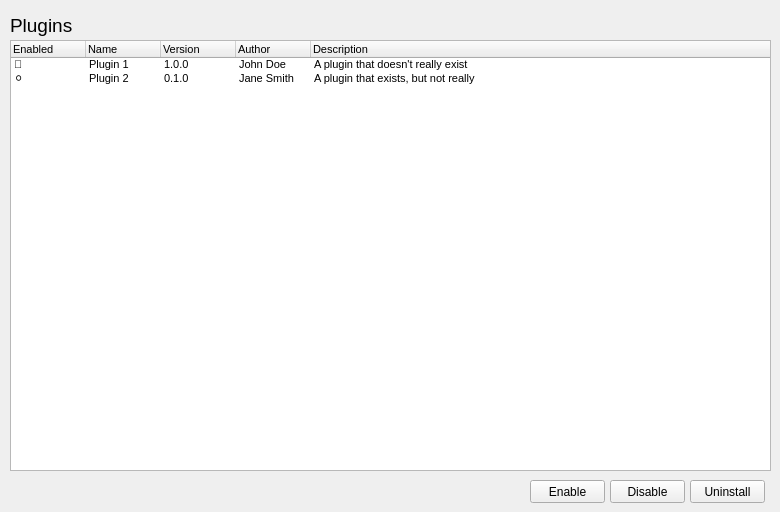
Before: the Qt Designer form meg_runtime/ui/pluginspanel.ui in ibedard16/Runtime, drawn with Qt 5.
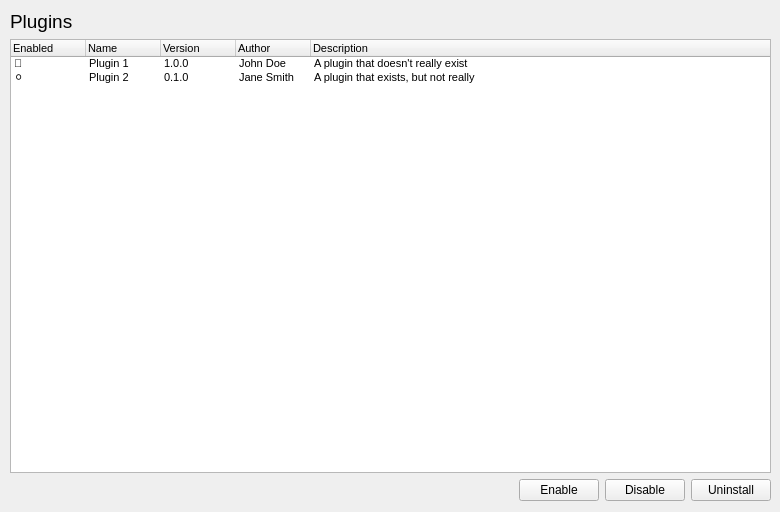
After: the same form once the commit is applied.

Commit message: Add horizontal & vertical layouts

```diff
--- a/meg_runtime/ui/pluginspanel.ui
+++ b/meg_runtime/ui/pluginspanel.ui
@@ -13,15 +13,30 @@
   <property name="windowTitle">
    <string>Form</string>
   </property>
-  <widget class="QTreeWidget" name="pluginList">
+  <widget class="QWidget" name="verticalLayoutWidget">
    <property name="geometry">
     <rect>
      <x>10</x>
-     <y>40</y>
+     <y>10</y>
      <width>761</width>
-     <height>431</height>
+     <height>491</height>
     </rect>
    </property>
+   <layout class="QVBoxLayout" name="verticalLayout">
+    <item>
+     <widget class="QLabel" name="pluginLabel">
+      <property name="font">
+       <font>
+        <pointsize>14</pointsize>
+       </font>
+      </property>
+      <property name="text">
+       <string>Plugins</string>
+      </property>
+     </widget>
+    </item>
+    <item>
+     <widget class="QTreeWidget" name="pluginList">
    <property name="font">
     <font>
      <pointsize>8</pointsize>
@@ -118,62 +133,46 @@
     </property>
    </item>
   </widget>
+    </item>
+    <item>
+     <layout class="QHBoxLayout" name="horizontalLayout">
+      <item>
+       <spacer name="horizontalSpacer">
+        <property name="orientation">
+         <enum>Qt::Horizontal</enum>
+        </property>
+        <property name="sizeHint" stdset="0">
+         <size>
+          <width>40</width>
+          <height>20</height>
+         </size>
+        </property>
+       </spacer>
+      </item>
+      <item>
   <widget class="QPushButton" name="enableButton">
-   <property name="geometry">
-    <rect>
-     <x>530</x>
-     <y>480</y>
-     <width>75</width>
-     <height>23</height>
-    </rect>
-   </property>
    <property name="text">
     <string>Enable</string>
    </property>
   </widget>
+      </item>
+      <item>
   <widget class="QPushButton" name="disableButton">
-   <property name="geometry">
-    <rect>
-     <x>610</x>
-     <y>480</y>
-     <width>75</width>
-     <height>23</height>
-    </rect>
-   </property>
    <property name="text">
     <string>Disable</string>
    </property>
   </widget>
+      </item>
+      <item>
   <widget class="QPushButton" name="uninstallButton">
-   <property name="geometry">
-    <rect>
-     <x>690</x>
-     <y>480</y>
-     <width>75</width>
-     <height>23</height>
-    </rect>
-   </property>
    <property name="text">
     <string>Uninstall</string>
    </property>
   </widget>
-  <widget class="QLabel" name="pluginLabel">
-   <property name="geometry">
-    <rect>
-     <x>10</x>
-     <y>10</y>
-     <width>101</width>
-     <height>31</height>
-    </rect>
-   </property>
-   <property name="font">
-    <font>
-     <pointsize>14</pointsize>
-    </font>
-   </property>
-   <property name="text">
-    <string>Plugins</string>
-   </property>
+      </item>
+     </layout>
+    </item>
+   </layout>
   </widget>
  </widget>
  <resources/>
```
Lines whose indentation alone changed are shown as unchanged.
